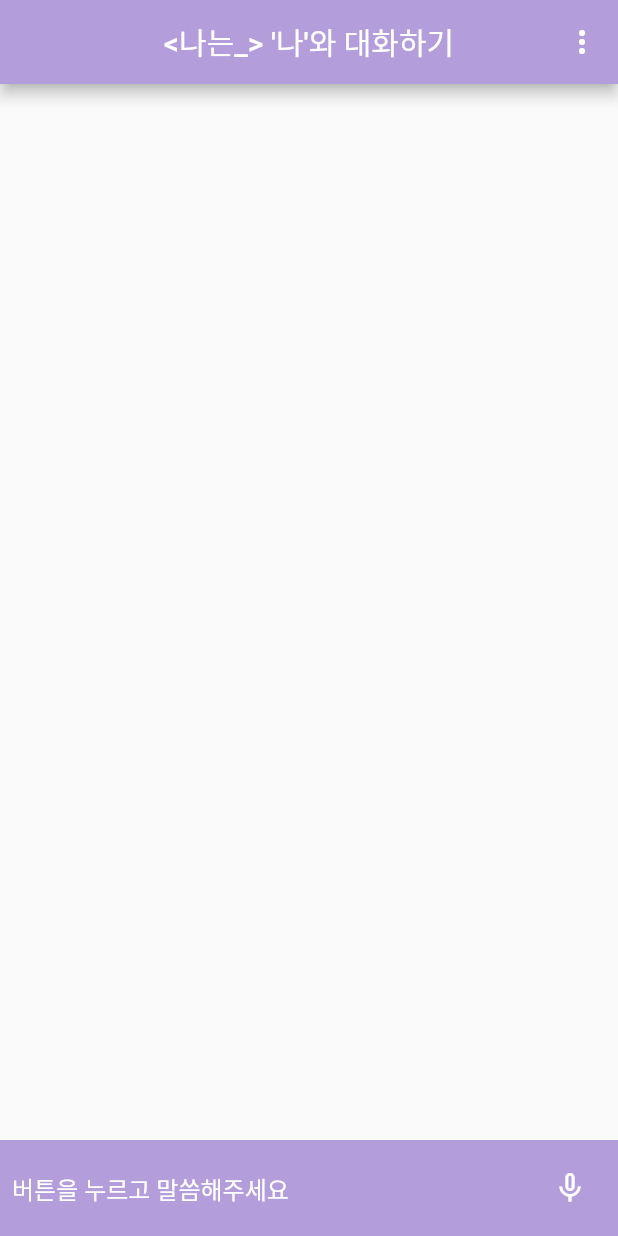
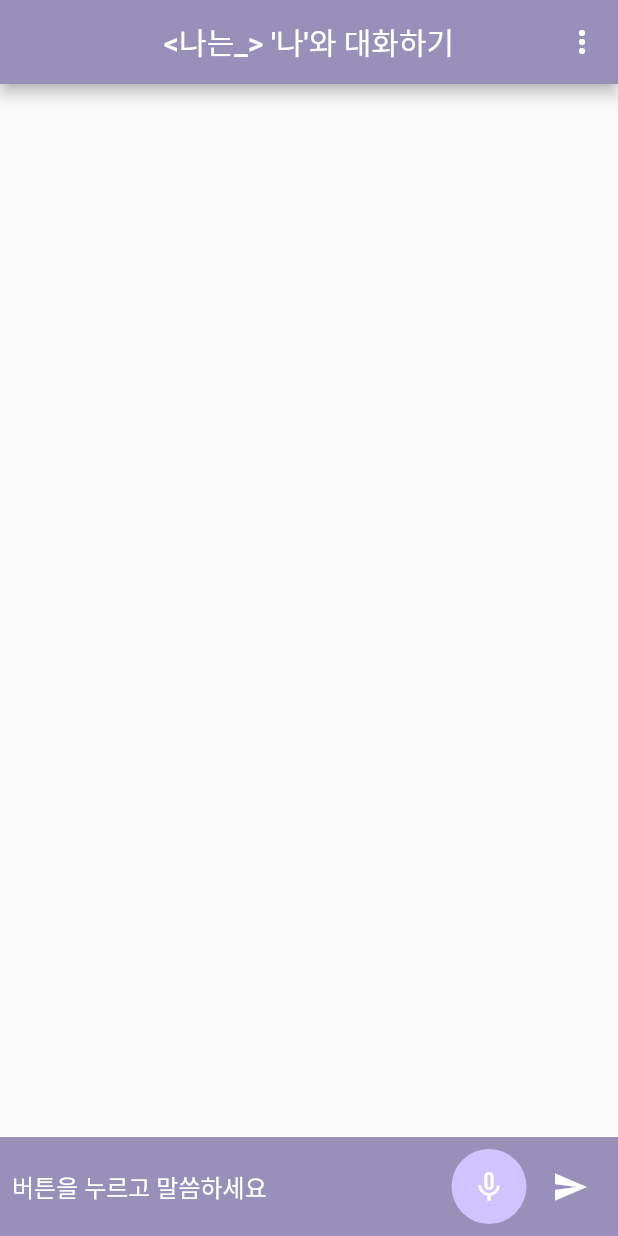
Before and after one commit to koreankdj/Naneun_AI, a Flutter app: the ChatScreen screen opened directly, on a phone screen of 412 x 824 dp. Run offline on Flutter 3.47's test engine with Material 2 defaults, Android fonts, the phone set to English and light mode, and no system bars; drawn by our look-alikes of avatar_glow; our stand-ins replace animated_text_kit, flutter_spinkit, speech_to_text.

Commit message:
프로젝트 커밋 1

```diff
--- a/lib/constants/colors.dart
+++ b/lib/constants/colors.dart
@@ -2,4 +2,5 @@ import 'package:flutter/material.dart';
 
 const bgColor = Color(0xffD0C3FF);
 const textColor = Color(0xffFEFDFC);
+
 // const String timage = 'assets/images/pero'
--- a/lib/constants/constants.dart
+++ b/lib/constants/constants.dart
@@ -3,8 +3,11 @@ import 'package:nanen_stot/widgets/text_widget.dart';
 
 // origin color
 // Color scaffoldBackgroundColor = const Color(0xFF343541);
-Color scaffoldBackgroundColor = const Color.fromARGB(255, 169, 155, 181);
-Color cardColor = const Color.fromARGB(255, 90, 78, 100);
+Color scaffoldBackgroundColor = const Color(0xffC2BDE0);
+Color cardColor = const Color(0xff9990BA);
+
+Color pluss = const Color(0xffC2BDE0);
+Color pluss2 = const Color(0xff9990BA);
 
 // List<String> models = [
 //   'Model1',
--- a/lib/main.dart
+++ b/lib/main.dart
@@ -24,8 +24,8 @@ class MyApp extends StatelessWidget {
         ),
       ],
       child: MaterialApp(
-        home: const HomePage(),
-        //home: const ChatScreen(),
+        //home: const HomePage(),
+        home: const ChatScreen(),
         title: 'Speech to Text Test1',
         debugShowCheckedModeBanner: false,
         theme: ThemeData(
--- a/lib/screens/chat_screen.dart
+++ b/lib/screens/chat_screen.dart
@@ -1,7 +1,9 @@
 import 'dart:developer';
 
+import 'package:avatar_glow/avatar_glow.dart';
 import 'package:flutter/material.dart';
 import 'package:flutter_spinkit/flutter_spinkit.dart';
+import 'package:nanen_stot/constants/colors.dart';
 import 'package:nanen_stot/constants/constants.dart';
 import 'package:nanen_stot/models/chat_model.dart';
 import 'package:nanen_stot/providers/chats_provider.dart';
@@ -12,6 +14,7 @@ import 'package:nanen_stot/services/services.dart';
 import 'package:nanen_stot/widgets/chat_widget.dart';
 import 'package:nanen_stot/widgets/text_widget.dart';
 import 'package:provider/provider.dart';
+import 'package:speech_to_text/speech_to_text.dart';
 
 class ChatScreen extends StatefulWidget {
   const ChatScreen({super.key});
@@ -21,7 +24,10 @@ class ChatScreen extends StatefulWidget {
 }
 
 class _ChatScreenState extends State<ChatScreen> {
+  SpeechToText speechToText = SpeechToText();
+  var text = "버튼을 누르고 말씀하세요";
   bool _isTyping = false;
+  var isListening = false;
 
   late TextEditingController textEditingController;
   late ScrollController _listScrollController;
@@ -68,7 +74,8 @@ class _ChatScreenState extends State<ChatScreen> {
                 color: Colors.white,
               ))
         ],
-        backgroundColor: Colors.deepPurple.shade200,
+        //backgroundColor: Colors.deepPurple.shade200,
+        backgroundColor: cardColor,
       ),
       // Logo 수정
       body: SafeArea(
@@ -97,7 +104,8 @@ class _ChatScreenState extends State<ChatScreen> {
               height: 15,
             ),
             Material(
-              color: Colors.deepPurple.shade200,
+              //color: Colors.deepPurple.shade200,
+              color: cardColor,
               child: Padding(
                 padding: const EdgeInsets.all(8.0),
                 child: Row(
@@ -113,10 +121,55 @@ class _ChatScreenState extends State<ChatScreen> {
                             chatProvider: chatProvider,
                           );
                         },
-                        decoration: const InputDecoration.collapsed(
-                            hintText: "버튼을 누르고 말씀해주세요",
-                            hintStyle: TextStyle(color: Colors.white)),
+                        decoration: InputDecoration.collapsed(
+                            hintText: text,
+                            hintStyle: const TextStyle(color: Colors.white)),
                       ),
+                    ),
+                    AvatarGlow(
+                      endRadius: 25.0,
+                      animate: isListening,
+                      duration: const Duration(microseconds: 2000),
+                      glowColor: bgColor,
+                      repeat: true,
+                      repeatPauseDuration: const Duration(milliseconds: 100),
+                      showTwoGlows: true,
+                      child: GestureDetector(
+                        onTapDown: (details) async {
+                          if (!isListening) {
+                            var available = await speechToText.initialize();
+                            if (available) {
+                              setState(() {
+                                isListening = true;
+                                speechToText.listen(
+                                  onResult: (result) {
+                                    setState(() {
+                                      text = result.recognizedWords;
+                                    });
+                                  },
+                                );
+                              });
+                            }
+                          }
+                        },
+                        onTapUp: (details) {
+                          setState(() {
+                            isListening = false;
+                          });
+                          speechToText.stop();
+                          textEditingController.text = text;
+                          log(text);
+                        },
+                        child: CircleAvatar(
+                          backgroundColor: bgColor,
+                          radius: 35,
+                          child: Icon(isListening ? Icons.mic : Icons.mic_none,
+                              color: Colors.white),
+                        ),
+                      ),
+                    ),
+                    const SizedBox(
+                      width: 5,
                     ),
                     IconButton(
                       onPressed: () async {
@@ -125,10 +178,11 @@ class _ChatScreenState extends State<ChatScreen> {
                           chatProvider: chatProvider,
                         );
                       },
-                        icon: Icon(
-                          _isTyping ? Icons.mic : Icons.mic_none,
+                      icon: const Icon(
+                        Icons.send,
                         color: Colors.white,
-                        ))
+                      ),
+                    ),
                   ],
                 ),
               ),
--- a/lib/services/api_services.dart
+++ b/lib/services/api_services.dart
@@ -62,8 +62,8 @@ class ApiService {
         ),
       );
 
-      Map jsonResponse = jsonDecode(response.body);
-
+      //origin Map jsonResponse = jsonDecode(response.body);
+      Map jsonResponse = jsonDecode(utf8.decode(response.bodyBytes));
       if (jsonResponse['error'] != null) {
         //print("jsonResponse['error'] ${jsonResponse['error']["message"]}");
         throw HttpException(jsonResponse['error']["message"]);
--- a/lib/services/assets_manager.dart
+++ b/lib/services/assets_manager.dart
@@ -1,7 +1,8 @@
 class AssetsManager {
   static String imagePath = "assets/images";
   static String userImage = "$imagePath/person.png";
-  static String botImage = "$imagePath/chat_logo.png";
+  //static String botImage = "$imagePath/chat_logo.png";
+  static String botImage = "$imagePath/heart.png";
   static String openaiLogo = "$imagePath/openai_logo.jpg";
   static String profile = "$imagePath/profile.jpg";
 }
```
Also changed, not shown: lib/providers/chats_provider.dart (+10 -4 lines), assets/images/heart.png (added). Lines whose indentation alone changed are shown as unchanged.
